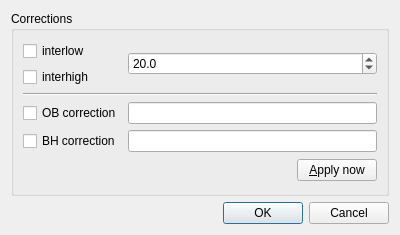
The window that SpidrMpx3Eq/qcstmcorrectionsdialog.ui (navrit/dexter) describes before a commit, drawn with Qt 5.
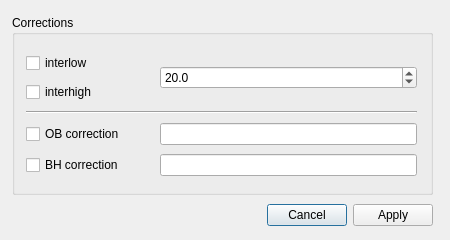
The same window after the commit.

Commit message: Corrections UI perfected and fixed

The edit to the form file:
```diff
--- a/SpidrMpx3Eq/qcstmcorrectionsdialog.ui
+++ b/SpidrMpx3Eq/qcstmcorrectionsdialog.ui
@@ -6,38 +6,72 @@
    <rect>
     <x>0</x>
     <y>0</y>
-    <width>400</width>
-    <height>235</height>
+    <width>450</width>
+    <height>240</height>
    </rect>
   </property>
   <property name="sizePolicy">
-   <sizepolicy hsizetype="Minimum" vsizetype="Fixed">
+   <sizepolicy hsizetype="Preferred" vsizetype="Preferred">
     <horstretch>0</horstretch>
     <verstretch>0</verstretch>
    </sizepolicy>
   </property>
+  <property name="minimumSize">
+   <size>
+    <width>450</width>
+    <height>240</height>
+   </size>
+  </property>
   <property name="maximumSize">
    <size>
-    <width>16777215</width>
-    <height>235</height>
+    <width>450</width>
+    <height>240</height>
    </size>
   </property>
   <property name="windowTitle">
    <string>Dialog</string>
   </property>
-  <layout class="QVBoxLayout" name="verticalLayout_2">
-   <item>
-    <widget class="QGroupBox" name="groupBox">
-     <property name="title">
-      <string>Corrections</string>
-     </property>
-     <layout class="QVBoxLayout" name="verticalLayout">
-      <item>
+  <widget class="QWidget" name="">
+   <property name="geometry">
+    <rect>
+     <x>12</x>
+     <y>12</y>
+     <width>421</width>
+     <height>218</height>
+    </rect>
+   </property>
+   <layout class="QVBoxLayout" name="verticalLayout">
+    <item>
+     <widget class="QGroupBox" name="groupBox">
+      <property name="sizePolicy">
+       <sizepolicy hsizetype="Expanding" vsizetype="Fixed">
+        <horstretch>0</horstretch>
+        <verstretch>0</verstretch>
+       </sizepolicy>
+      </property>
+      <property name="minimumSize">
+       <size>
+        <width>250</width>
+        <height>180</height>
+       </size>
+      </property>
+      <property name="title">
+       <string>Corrections</string>
+      </property>
+      <widget class="QWidget" name="">
+       <property name="geometry">
+        <rect>
+         <x>14</x>
+         <y>35</y>
+         <width>391</width>
+         <height>133</height>
+        </rect>
+       </property>
        <layout class="QGridLayout" name="gridLayout">
         <item row="0" column="0">
          <widget class="QCheckBox" name="deadpixelsinterpolationCheckbox">
           <property name="sizePolicy">
-           <sizepolicy hsizetype="Maximum" vsizetype="Fixed">
+           <sizepolicy hsizetype="Minimum" vsizetype="Fixed">
             <horstretch>0</horstretch>
             <verstretch>0</verstretch>
            </sizepolicy>
@@ -53,7 +87,7 @@
         <item row="4" column="0">
          <widget class="QCheckBox" name="bhcorrCheckbox">
           <property name="sizePolicy">
-           <sizepolicy hsizetype="Maximum" vsizetype="Fixed">
+           <sizepolicy hsizetype="Minimum" vsizetype="Fixed">
             <horstretch>0</horstretch>
             <verstretch>0</verstretch>
            </sizepolicy>
@@ -68,6 +102,12 @@
         </item>
         <item row="2" column="0" colspan="3">
          <widget class="Line" name="line">
+          <property name="sizePolicy">
+           <sizepolicy hsizetype="Expanding" vsizetype="Fixed">
+            <horstretch>0</horstretch>
+            <verstretch>0</verstretch>
+           </sizepolicy>
+          </property>
           <property name="orientation">
            <enum>Qt::Horizontal</enum>
           </property>
@@ -78,6 +118,12 @@
           <property name="enabled">
            <bool>true</bool>
           </property>
+          <property name="minimumSize">
+           <size>
+            <width>150</width>
+            <height>0</height>
+           </size>
+          </property>
           <property name="readOnly">
            <bool>true</bool>
           </property>
@@ -85,6 +131,12 @@
         </item>
         <item row="4" column="1" colspan="2">
          <widget class="QLineEdit" name="bhcorrLineEdit">
+          <property name="minimumSize">
+           <size>
+            <width>150</width>
+            <height>0</height>
+           </size>
+          </property>
           <property name="dragEnabled">
            <bool>false</bool>
           </property>
@@ -96,7 +148,7 @@
         <item row="3" column="0">
          <widget class="QCheckBox" name="obcorrCheckbox">
           <property name="sizePolicy">
-           <sizepolicy hsizetype="Maximum" vsizetype="Fixed">
+           <sizepolicy hsizetype="Minimum" vsizetype="Fixed">
             <horstretch>0</horstretch>
             <verstretch>0</verstretch>
            </sizepolicy>
@@ -112,7 +164,7 @@
         <item row="1" column="0">
          <widget class="QCheckBox" name="highinterpolationCheckbox">
           <property name="sizePolicy">
-           <sizepolicy hsizetype="Maximum" vsizetype="Fixed">
+           <sizepolicy hsizetype="Minimum" vsizetype="Fixed">
             <horstretch>0</horstretch>
             <verstretch>0</verstretch>
            </sizepolicy>
@@ -127,6 +179,18 @@
         </item>
         <item row="0" column="1" rowspan="2" colspan="2">
          <widget class="QDoubleSpinBox" name="noisyPixelMeanMultiplier">
+          <property name="sizePolicy">
+           <sizepolicy hsizetype="Expanding" vsizetype="Fixed">
+            <horstretch>0</horstretch>
+            <verstretch>0</verstretch>
+           </sizepolicy>
+          </property>
+          <property name="minimumSize">
+           <size>
+            <width>150</width>
+            <height>0</height>
+           </size>
+          </property>
           <property name="layoutDirection">
            <enum>Qt::LeftToRight</enum>
           </property>
@@ -139,11 +203,53 @@
          </widget>
         </item>
        </layout>
+      </widget>
+     </widget>
+    </item>
+    <item>
+     <layout class="QHBoxLayout" name="horizontalLayout">
+      <item>
+       <spacer name="horizontalSpacer">
+        <property name="orientation">
+         <enum>Qt::Horizontal</enum>
+        </property>
+        <property name="sizeType">
+         <enum>QSizePolicy::Expanding</enum>
+        </property>
+        <property name="sizeHint" stdset="0">
+         <size>
+          <width>40</width>
+          <height>20</height>
+         </size>
+        </property>
+       </spacer>
+      </item>
+      <item>
+       <widget class="QDialogButtonBox" name="buttonBox">
+        <property name="sizePolicy">
+         <sizepolicy hsizetype="Fixed" vsizetype="Fixed">
+          <horstretch>0</horstretch>
+          <verstretch>0</verstretch>
+         </sizepolicy>
+        </property>
+        <property name="layoutDirection">
+         <enum>Qt::RightToLeft</enum>
+        </property>
+        <property name="orientation">
+         <enum>Qt::Horizontal</enum>
+        </property>
+        <property name="standardButtons">
+         <set>QDialogButtonBox::Cancel</set>
+        </property>
+        <property name="centerButtons">
+         <bool>false</bool>
+        </property>
+       </widget>
       </item>
       <item>
        <widget class="QPushButton" name="applyCorr">
         <property name="sizePolicy">
-         <sizepolicy hsizetype="Maximum" vsizetype="Fixed">
+         <sizepolicy hsizetype="Fixed" vsizetype="Fixed">
           <horstretch>0</horstretch>
           <verstretch>0</verstretch>
          </sizepolicy>
@@ -152,24 +258,14 @@
          <enum>Qt::RightToLeft</enum>
         </property>
         <property name="text">
-         <string>&amp;Apply now</string>
+         <string>Apply</string>
         </property>
        </widget>
       </item>
      </layout>
-    </widget>
-   </item>
-   <item>
-    <widget class="QDialogButtonBox" name="buttonBox">
-     <property name="orientation">
-      <enum>Qt::Horizontal</enum>
-     </property>
-     <property name="standardButtons">
-      <set>QDialogButtonBox::Cancel|QDialogButtonBox::Ok</set>
-     </property>
-    </widget>
-   </item>
-  </layout>
+    </item>
+   </layout>
+  </widget>
  </widget>
  <resources/>
  <connections>
```
Left out of the diff: 32 changed lines with no effect on the pictures.
